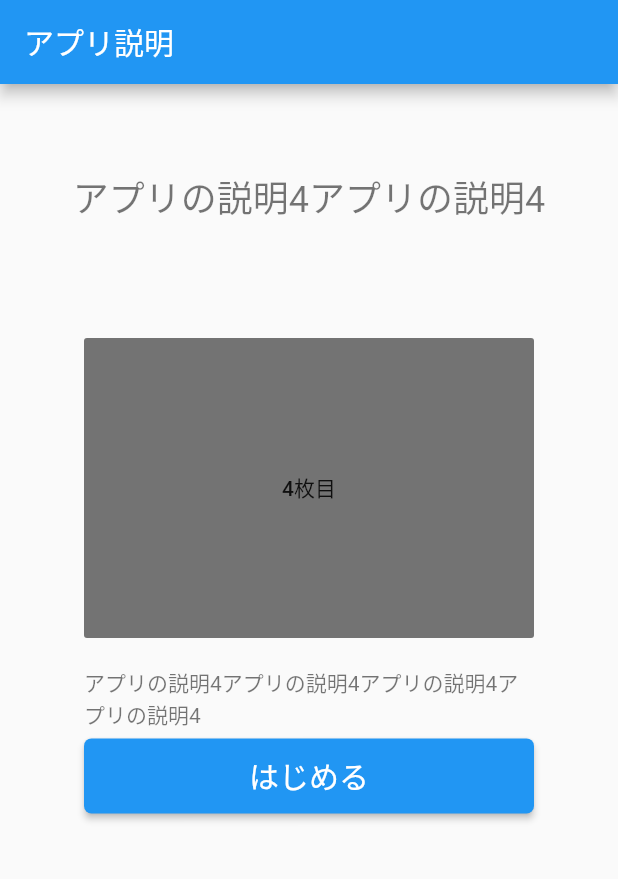
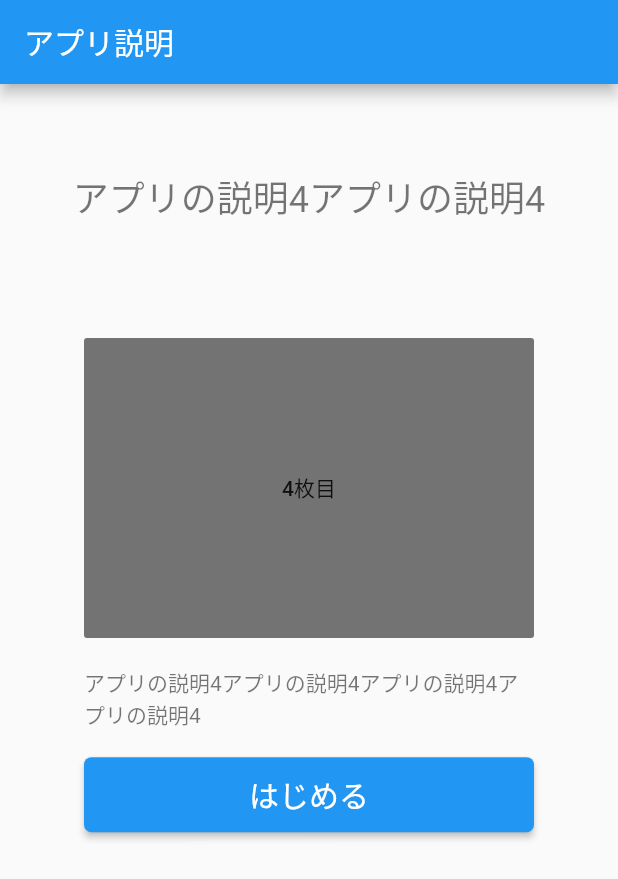
Before and after one commit to JUNKI555/flutter_practice10, a Flutter app: the screen it shows after launch, swiped to page 4, on a phone screen of 412 x 824 dp. Shown: the top 879 px of the screen. Run offline on Flutter 3.47's test engine with Material 2 defaults, Android fonts, the phone set to English and light mode, and no system bars; missing offline and left inert: flutter_page_indicator.

Commit message:
:recycle: add Comments and Remove unneeded Padding

```diff
--- a/lib/views/screens/root_page.dart
+++ b/lib/views/screens/root_page.dart
@@ -219,8 +219,11 @@ class _RootPageState extends State<RootPage> {
         title: const Text('アプリ説明'),
       ),
       body: Column(
+        /* Expanded は Column, Row, Flex のいずれかにラップされなければならない */
         children: <Widget>[
+          /* PageViewの切り替え制御を全画面で行うためにExpanded */
           Expanded(
+            /* 全画面のPageView, その上にPageIndicator(と最終ページのボタン)を重ねるためにStack */
             child: Stack(
               children: <Widget>[
                 PageView(
@@ -238,8 +241,6 @@ class _RootPageState extends State<RootPage> {
                 ),
                 Align(
                   alignment: const Alignment(0, 0.25),
-                  child: Padding(
-                    padding: const EdgeInsets.only(bottom: 20),
                   child: AnimatedOpacity(
                     opacity: isFinalPage ? 1.0 : 0.0,
                     duration: const Duration(microseconds: 500),
@@ -255,11 +256,8 @@ class _RootPageState extends State<RootPage> {
                     ),
                   ),
                 ),
-                ),
                 Align(
                   alignment: const Alignment(0, 0.25),
-                  child: Padding(
-                    padding: const EdgeInsets.only(bottom: 20),
                   child: AnimatedOpacity(
                     opacity: isFinalPage ? 0.0 : 1.0,
                     duration: const Duration(microseconds: 500),
@@ -287,7 +285,6 @@ class _RootPageState extends State<RootPage> {
                     ),
                   ),
                 ),
-                ),
               ],
             ),
           ),
```
Lines whose indentation alone changed are shown as unchanged.
